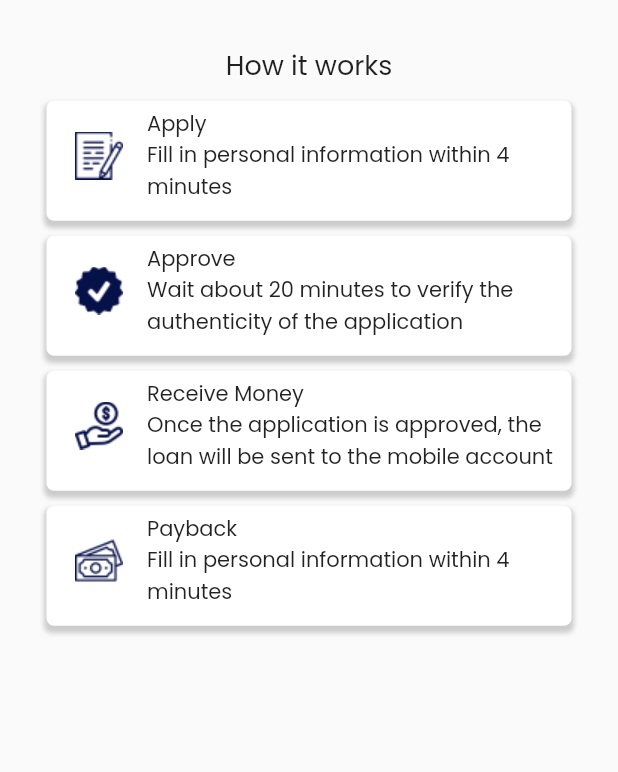
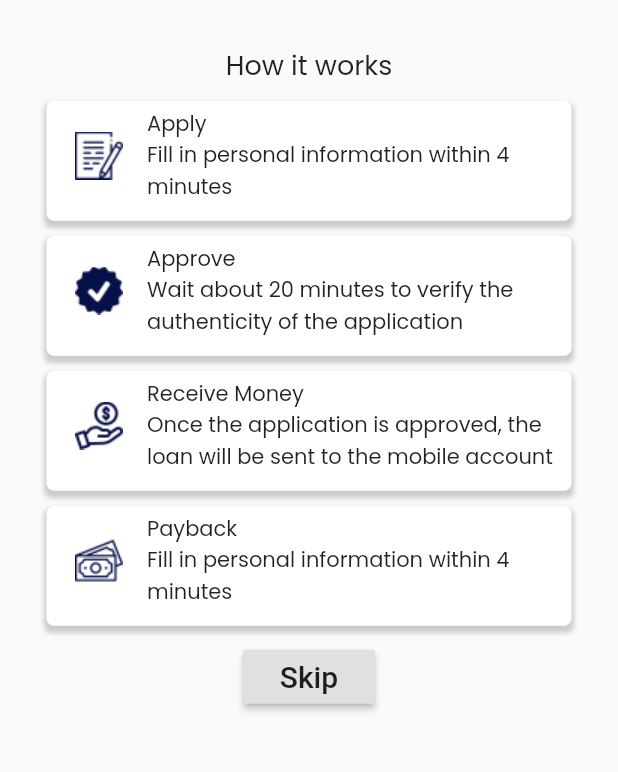
Before and after one commit to Wendy123-4/Cohort2_Seeka_Group4, a Flutter app: the SignIn screen opened directly, after a tap on "SIGN IN", on a phone screen of 412 x 824 dp, the part 268-1040 px from its top. Run offline on Flutter 3.47's test engine with Material 2 defaults, Android fonts, the phone set to English and light mode, and no system bars; our stand-ins replace google_fonts.

Commit message:
Added a skipbutton

```diff
--- a/lib/homepage.dart
+++ b/lib/homepage.dart
@@ -276,7 +276,10 @@ class HomePage extends StatelessWidget {
     );
 
     // Next Button
-
+    Widget nextButton = RaisedButton(
+      onPressed: () {},
+      child: const Text('Skip', style: TextStyle(fontSize: 20)),
+    );
 
     return MaterialApp(
       debugShowCheckedModeBanner: false,
@@ -322,6 +325,7 @@ class HomePage extends StatelessWidget {
                     categoryCard1,
                     categoryCard2,
                     categoryCard3,
+                    nextButton,
                   ],
                 )
               ],
```
